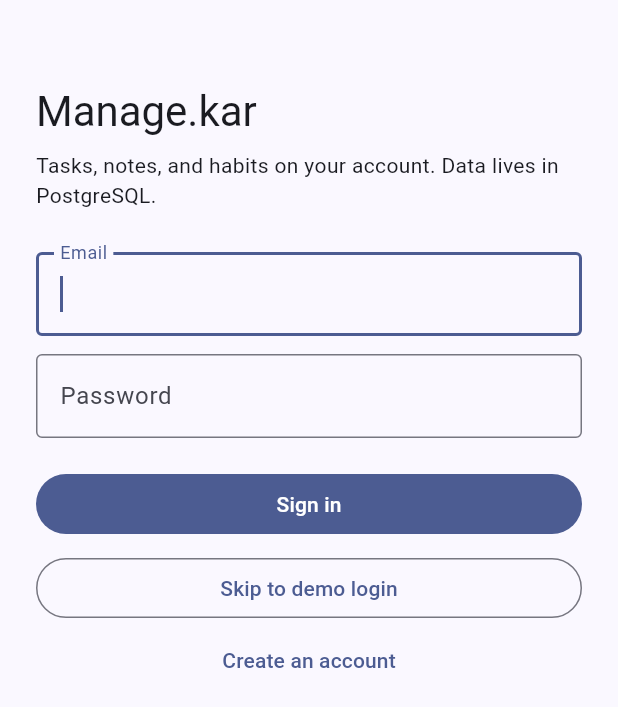
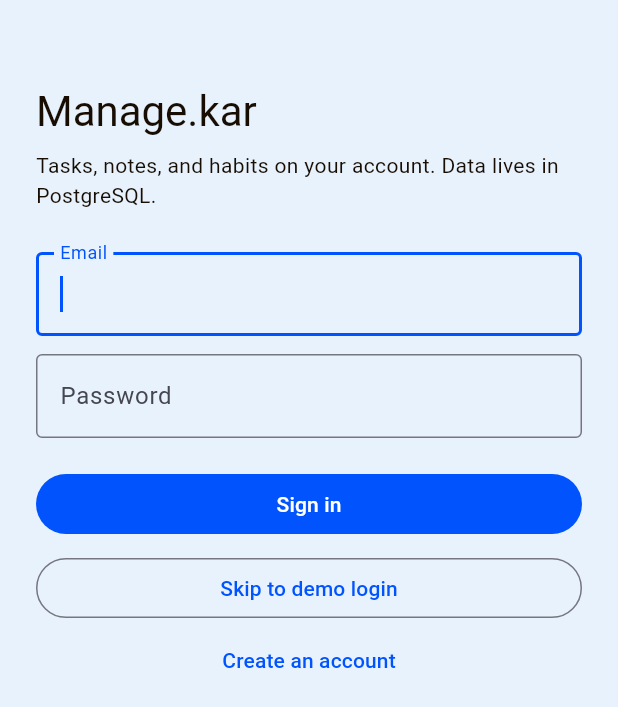
Before and after one commit to Akshit1018/Manage.kar, a Flutter app: the screen it shows after launch, on a phone screen of 412 x 824 dp. Shown: the top 707 px of the screen. Run offline on Flutter 3.47's test engine with Material 3 defaults, Android fonts, the phone set to English and light mode, and no system bars; our stand-ins replace audioplayers, dio, file_picker, flutter_local_notifications, flutter_secure_storage, permission_handler and 2 more; missing offline and left inert: record.

Commit message:
Add Hermes default theme with Classic skin switch in Flutter
Co-authored-by: Akshit1018 <Akshit1018@users.noreply.github.com>

```diff
--- a/apps/mobile/lib/main.dart
+++ b/apps/mobile/lib/main.dart
@@ -65,10 +65,11 @@ class _ManageKarAppState extends State<ManageKarApp> {
   Widget build(BuildContext context) {
     final appearance = workspace.settings?["appearance"] as Map<String, dynamic>? ?? {};
     final fontSize = appearance["fontSize"] as String? ?? "medium";
+    final skin = normalizeSkin(appearance["skin"]);
     return MaterialApp(
       title: "Manage.kar",
-      theme: buildAppTheme(fontSize: fontSize),
-      darkTheme: buildAppTheme(brightness: Brightness.dark, fontSize: fontSize),
+      theme: buildAppTheme(fontSize: fontSize, skin: skin),
+      darkTheme: buildAppTheme(brightness: Brightness.dark, fontSize: fontSize, skin: skin),
       themeMode: themeModeFrom(appearance["theme"] as String?),
       home: authed
           ? ShellScreen(session: session, workspace: workspace, reminders: reminders)
--- a/apps/mobile/lib/src/theme/app_theme.dart
+++ b/apps/mobile/lib/src/theme/app_theme.dart
@@ -2,19 +2,77 @@ import "package:flutter/material.dart";
 
 const seed = Color(0xFF2F6BFF);
 
-ThemeData buildAppTheme({Brightness brightness = Brightness.light, String fontSize = "medium"}) {
+// Hermes light ("Nous Blue")
+const _hermesLightCanvas = Color(0xFFE8F2FD);
+const _hermesLightPrimary = Color(0xFF0053FD);
+const _hermesLightInk = Color(0xFF170D02);
+const _hermesLightCard = Color(0xFFF4F9FE);
+
+// Hermes dark ("Hermes Teal")
+const _hermesDarkCanvas = Color(0xFF041C1C);
+const _hermesDarkPrimary = Color(0xFF4A86FF);
+const _hermesDarkCream = Color(0xFFFFE6CB);
+const _hermesDarkCard = Color(0xFF0A2A2A);
+
+String normalizeSkin(Object? value) => value == "classic" ? "classic" : "hermes";
+
+ThemeData buildAppTheme({
+  Brightness brightness = Brightness.light,
+  String fontSize = "medium",
+  String skin = "hermes",
+}) {
   final scale = switch (fontSize) {
     "small" => 0.9,
     "large" => 1.15,
     "medium" => 1.0,
     _ => 1.0,
   };
+  final hermes = normalizeSkin(skin) == "hermes";
+  final ColorScheme colorScheme;
+  if (!hermes) {
+    colorScheme = ColorScheme.fromSeed(seedColor: seed, brightness: brightness);
+  } else if (brightness == Brightness.light) {
+    colorScheme = ColorScheme.fromSeed(
+      seedColor: _hermesLightPrimary,
+      brightness: Brightness.light,
+    ).copyWith(
+      primary: _hermesLightPrimary,
+      onPrimary: Colors.white,
+      surface: _hermesLightCanvas,
+      onSurface: _hermesLightInk,
+      surfaceContainerLowest: Colors.white,
+      surfaceContainerLow: _hermesLightCard,
+      surfaceContainer: _hermesLightCard,
+      surfaceContainerHigh: _hermesLightCard,
+      surfaceContainerHighest: _hermesLightCard,
+    );
+  } else {
+    colorScheme = ColorScheme.fromSeed(
+      seedColor: _hermesDarkPrimary,
+      brightness: Brightness.dark,
+    ).copyWith(
+      primary: _hermesDarkPrimary,
+      // White on #4A86FF fails WCAG contrast; the dark canvas passes.
+      onPrimary: _hermesDarkCanvas,
+      surface: _hermesDarkCanvas,
+      onSurface: _hermesDarkCream,
+      surfaceContainerLowest: _hermesDarkCanvas,
+      surfaceContainerLow: _hermesDarkCard,
+      surfaceContainer: _hermesDarkCard,
+      surfaceContainerHigh: _hermesDarkCard,
+      surfaceContainerHighest: _hermesDarkCard,
+    );
+  }
   final base = ThemeData(
-    colorScheme: ColorScheme.fromSeed(seedColor: seed, brightness: brightness),
+    colorScheme: colorScheme,
     useMaterial3: true,
     inputDecorationTheme: const InputDecorationTheme(border: OutlineInputBorder()),
   );
   return base.copyWith(
+    scaffoldBackgroundColor: colorScheme.surface,
+    cardColor: hermes
+        ? (brightness == Brightness.light ? _hermesLightCard : _hermesDarkCard)
+        : base.cardColor,
     textTheme: base.textTheme.apply(fontSizeFactor: scale),
     visualDensity: VisualDensity.standard,
   );
--- a/apps/mobile/lib/src/widgets/voice_orb.dart
+++ b/apps/mobile/lib/src/widgets/voice_orb.dart
@@ -22,10 +22,10 @@ class VoiceOrb extends StatelessWidget {
               height: 72,
               decoration: BoxDecoration(
                 shape: BoxShape.circle,
-                color: const Color(0xFF2F6BFF),
+                color: Theme.of(context).colorScheme.primary,
                 boxShadow: [
                   BoxShadow(
-                    color: const Color(0xFF2F6BFF).withValues(alpha: 0.4),
+                    color: Theme.of(context).colorScheme.primary.withValues(alpha: 0.4),
                     blurRadius: 20,
                     spreadRadius: 3,
                   ),
```
Also changed, not shown: 1 other file.
